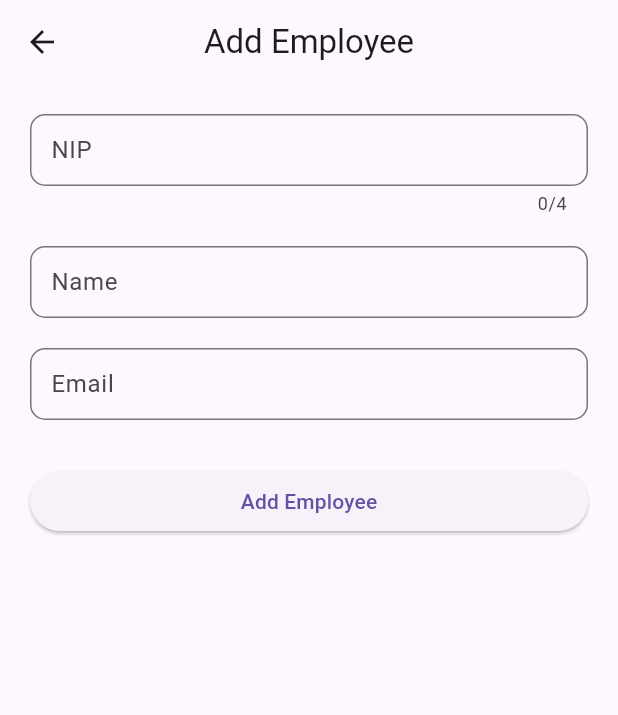
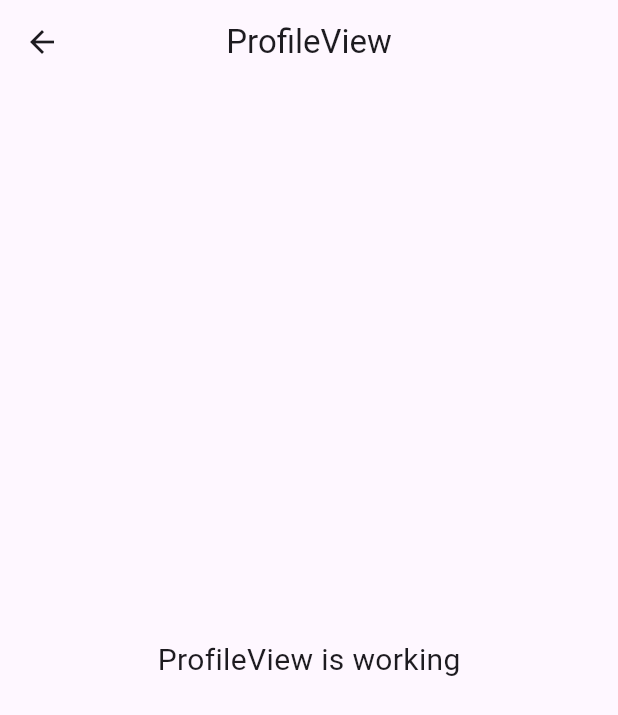
Before and after one commit to FirmanMulyawan/flutter_presence, a Flutter app: the HomeView screen opened by its route, after a tap on the "person" icon, on a phone screen of 412 x 824 dp. Shown: the top 715 px of the screen. Run offline on Flutter 3.47's test engine with Material 3 defaults, Android fonts, the phone set to English and light mode, and no system bars; our stand-ins replace cloud_firestore, firebase_auth, firebase_core, gap, get; accounts and stored records are empty.

```diff
--- a/lib/app/modules/add_pegawai/controllers/add_pegawai_controller.dart
+++ b/lib/app/modules/add_pegawai/controllers/add_pegawai_controller.dart
@@ -39,6 +39,7 @@ class AddPegawaiController extends GetxController {
             "name": nameC.text,
             "email": emailC.text,
             "uid": uid,
+            "role": "employee",
             "createdAt": DateTime.now().toIso8601String()
           });
 
--- a/lib/app/modules/home/views/home_view.dart
+++ b/lib/app/modules/home/views/home_view.dart
@@ -15,7 +15,7 @@ class HomeView extends GetView<HomeController> {
         centerTitle: true,
         actions: [
           IconButton(
-              onPressed: () => Get.toNamed(Routes.addPegawai),
+              onPressed: () => Get.toNamed(Routes.profile),
               icon: Icon(Icons.person))
         ],
       ),
--- /dev/null
+++ b/lib/app/modules/profile/bindings/profile_binding.dart
@@ -0,0 +1,12 @@
+import 'package:get/get.dart';
+
+import '../controllers/profile_controller.dart';
+
+class ProfileBinding extends Bindings {
+  @override
+  void dependencies() {
+    Get.lazyPut<ProfileController>(
+      () => ProfileController(),
+    );
+  }
+}
--- /dev/null
+++ b/lib/app/modules/profile/views/profile_view.dart
@@ -0,0 +1,24 @@
+import 'package:flutter/material.dart';
+
+import 'package:get/get.dart';
+
+import '../controllers/profile_controller.dart';
+
+class ProfileView extends GetView<ProfileController> {
+  const ProfileView({super.key});
+  @override
+  Widget build(BuildContext context) {
+    return Scaffold(
+      appBar: AppBar(
+        title: const Text('ProfileView'),
+        centerTitle: true,
+      ),
+      body: const Center(
+        child: Text(
+          'ProfileView is working',
+          style: TextStyle(fontSize: 20),
+        ),
+      ),
+    );
+  }
+}
--- a/lib/app/routes/app_pages.dart
+++ b/lib/app/routes/app_pages.dart
@@ -10,6 +10,8 @@ import '../modules/login/bindings/login_binding.dart';
 import '../modules/login/views/login_view.dart';
 import '../modules/new_password/bindings/new_password_binding.dart';
 import '../modules/new_password/views/new_password_view.dart';
+import '../modules/profile/bindings/profile_binding.dart';
+import '../modules/profile/views/profile_view.dart';
 
 part 'app_routes.dart';
 
@@ -44,5 +46,10 @@ class AppPages {
       page: () => const ForgotPasswordView(),
       binding: ForgotPasswordBinding(),
     ),
+    GetPage(
+      name: _Paths.profile,
+      page: () => const ProfileView(),
+      binding: ProfileBinding(),
+    ),
   ];
 }
--- a/lib/app/routes/app_routes.dart
+++ b/lib/app/routes/app_routes.dart
@@ -8,6 +8,7 @@ abstract class Routes {
   static const login = _Paths.login;
   static const newPassword = _Paths.newPassword;
   static const forgotPassword = _Paths.forgotPassword;
+  static const profile = _Paths.profile;
 }
 
 abstract class _Paths {
@@ -17,4 +18,5 @@ abstract class _Paths {
   static const login = '/login';
   static const newPassword = '/new-password';
   static const forgotPassword = '/forgot-password';
+  static const profile = '/profile';
 }
```
Also changed, not shown: lib/app/modules/home/controllers/home_controller.dart (+12 -0 lines), lib/app/modules/profile/controllers/profile_controller.dart (added, +23 -0 lines).
